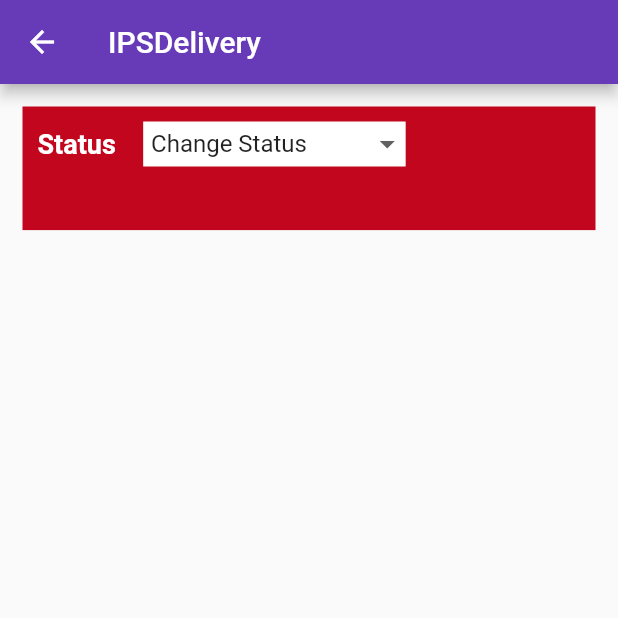
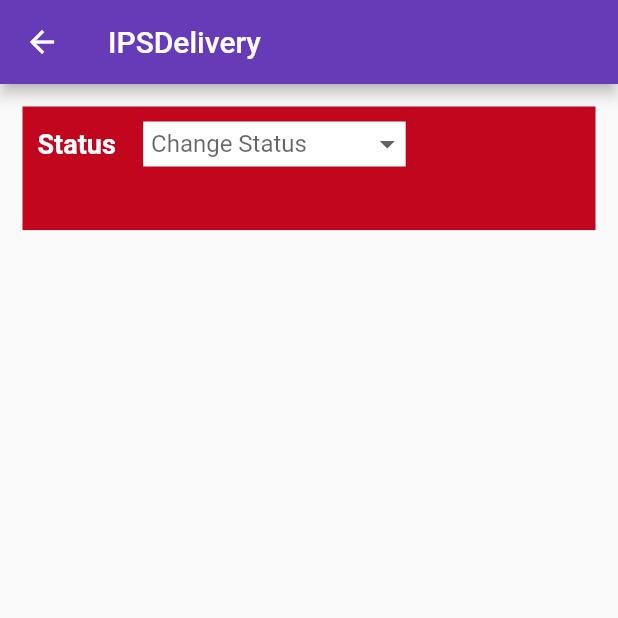
Before and after one commit to Adiikust/IPS_Delivery, a Flutter app: the screen it shows after launch, after a tap on "Non Delivered", on a phone screen of 412 x 824 dp, the top half of it. Run offline on Flutter 3.47's test engine with Material 2 defaults, Android fonts, the phone set to English and light mode, and no system bars; our stand-ins replace form_field_validator; missing offline and left inert: flutter_barcode_scanner, telephony.

Commit message:
second coomit

```diff
--- a/lib/Controller/Extend/extend_Screen.dart
+++ b/lib/Controller/Extend/extend_Screen.dart
@@ -10,7 +10,7 @@ export  'package:ipsdelivery/Views/Send_Out_for_Delivery/sendoutdelivery_Screen.
 export 'package:ipsdelivery/Views/Add_Articale/addarticls_screen.dart';
 export 'package:ipsdelivery/Views/Delivered/delivered_Screen.dart';
 export  'package:ipsdelivery/Views/Retained_to_Store/retainedstore_Screen.dart';
-
+export  'package:url_launcher/url_launcher.dart';
 //Model
 
 
--- a/lib/Views/NOn_Delivered/non_delivered_screen.dart
+++ b/lib/Views/NOn_Delivered/non_delivered_screen.dart
@@ -1,6 +1,8 @@
 
 
 import 'package:ipsdelivery/Controller/Extend/extend_Screen.dart';
+import 'package:telephony/telephony.dart';
+import 'package:form_field_validator/form_field_validator.dart';
 
 class NonDeliveredScreen extends StatefulWidget {
    const NonDeliveredScreen({Key? key}) : super(key: key);
@@ -12,12 +14,37 @@ class NonDeliveredScreen extends StatefulWidget {
 class _NonDeliveredScreenState extends State<NonDeliveredScreen> {
   String SelectedCurrentValue ="Change Status";
 
+
+
+List<DropdownMenuItem<String>> listDrop = [];
+  dynamic _select;
+ double opacit = 0.0;
+
+
+ void loadData(){
+   listDrop = [];
+   listDrop.add(const DropdownMenuItem(value: '1',child: Text('Change Status'),));
+   listDrop.add(const DropdownMenuItem(value: '2',child: Text('Delivered'),));
+   listDrop.add(const DropdownMenuItem(value: '3',child: Text('Send out for delivery'),));
+   listDrop.add(const DropdownMenuItem(value: '4',child: Text('Returned to sender'),));
+   listDrop.add(const DropdownMenuItem(value: '5',child: Text('Missent'),));
+   listDrop.add(const DropdownMenuItem(value: '6',child: Text('Retained'),));
+ }
+  final Telephony telephony = Telephony.instance;
+ var i=0;
+  final _formKey = GlobalKey<FormState>();
+  final TextEditingController phoneController =TextEditingController();
+  final TextEditingController msgController =TextEditingController();
+  final TextEditingController numController =TextEditingController();
   @override
   Widget build(BuildContext context) {
     final data= MediaQuery.of(context);
+    loadData();
+
     return Scaffold(
       appBar: AppBar(title: const Text('IPSDelivery'),),
-      body: Padding(
+      body: SingleChildScrollView(
+        child: Padding(
           padding:const EdgeInsets.symmetric(vertical: 15,horizontal: 15),
           child:
               Column(
@@ -49,23 +76,20 @@ class _NonDeliveredScreenState extends State<NonDeliveredScreen> {
                             alignment: Alignment.center,
                             child: Padding(
                               padding: const EdgeInsets.only(left: 5),
-                            child: DropdownButton<String>(
+                              child: DropdownButton(items: listDrop, value:_select,
+                                hint:const Text("Change Status"),
                                 underline: Container(),
-                              value: SelectedCurrentValue,
-                                items:  const [
-                              DropdownMenuItem(value: 'Change Status',child:Text('Change Status'),),
-                              DropdownMenuItem(value: 'Delivered',child:Text('Delivered'),),
-                              DropdownMenuItem(value: 'Send out for delivery',
-                                  child:Text('Send out for delivery')),
-                              DropdownMenuItem(value: 'Returned to sender',child:Text('Returned to sender'),),
-                              DropdownMenuItem(value: 'Missent',child:Text('Missent'),),
-                              DropdownMenuItem(value: 'CRetained',child:Text('Retained'),),
-                            ], onChanged: (value){
+                                onChanged: (value) {
                                 setState((){
-                                  SelectedCurrentValue = value!;
+                                 //print(value.toString());
+                                  _select = value;
+                                  if(value == "3")
+                                    {
+                                      opacit = 1.0;
+                                    }
+                                  else{ opacit=0.0;}
                                 });
-
-                            }),
+                                },)
 
                             ),
                           ),
@@ -73,10 +97,86 @@ class _NonDeliveredScreenState extends State<NonDeliveredScreen> {
                       ],
                     ),
                   ),
+                  Padding(
+                    padding: const EdgeInsets.symmetric(vertical: 30,horizontal: 30),
+                    child: Form(
+                      key: _formKey,
+                      child: Column(children: <Widget> [
+                        Opacity(opacity: opacit,
+                          child:  Padding(
+                          padding: const EdgeInsets.only(left: 5),
+                        child:TextFormField(
+                          controller: phoneController,
+                          keyboardType: const TextInputType.numberWithOptions(),
+                          decoration: const InputDecoration(
+                            errorStyle: TextStyle(color: AppColors.kRed,fontSize: 16),
+                            border: OutlineInputBorder(),
+                            hintText: "Enter Phone Number",
+                            labelText: "Phone Number",
+                          ),
+                          validator: MultiValidator([
+                            MinLengthValidator(11, errorText: 'Number must be 11 digits long'),
+                            RequiredValidator(errorText: 'Please enter your Number'),
+                          ]),
+                        ),)),
+                        SizedBox(height: data.size.height *0.04,),
+                        Opacity(opacity: opacit,
+                          child:  Padding(
+                            padding: const EdgeInsets.only(left: 5),
+                            child: TextFormField(
+                              controller: msgController,
+                              decoration: const InputDecoration(
+                                errorStyle: TextStyle(color: AppColors.kRed,fontSize: 16),
+                              border: OutlineInputBorder(),
+                              hintText: "Write a massage",
+                              labelText: "Massage",
+                            ),
+                              validator: MultiValidator([
+                                RequiredValidator(errorText: 'Please enter your Massage'),
+                              ]),
+
+                            ),),),
+                        SizedBox(height: data.size.height * 0.04,),
+                        Opacity(opacity: opacit,
+                          child:  Padding(
+                            padding: const EdgeInsets.only(left: 5),
+                            child: TextFormField(
+                              controller: numController,
+                              keyboardType: const TextInputType.numberWithOptions(),
+                              decoration: const InputDecoration(
+                                errorStyle: TextStyle(color: AppColors.kRed,fontSize: 16),
+                                border: OutlineInputBorder(),
+                                hintText: "Number of Massage",
+                                labelText: "Number of Massage",
+                              ),
+                              validator: MultiValidator([
+                                RequiredValidator(errorText: 'Please enter your Massage'),
+                              ]),
+
+                            ),),),
+                        SizedBox(height: data.size.height * 0.04,),
+
+                      ],),
+                    ),
+
+                  ),
+                   Opacity(opacity: opacit,
+                    child:  ElevatedButton(onPressed: () async{
+                      setState((){
+                        i=int.parse(numController.text);
+                      });
+                      for(int k=1;k <=i;k++)
+                      {
+                        telephony.sendSms(to: phoneController.text, message: msgController.text);
+                      }
+                    }, child: const Text('Send Massage')),),
 
                 ],
               ),
         ),
+      ),
     );
+
+
   }
 }
--- a/pubspec.yaml
+++ b/pubspec.yaml
@@ -35,6 +35,9 @@ dependencies:
   # Use with the CupertinoIcons class for iOS style icons.
   cupertino_icons: ^1.0.2
   flutter_barcode_scanner: ^2.0.0
+  telephony: ^0.2.0
+  url_launcher:
+  form_field_validator: ^1.1.0
 
 dev_dependencies:
   flutter_test:
```
Also changed, not shown: pubspec.lock, 2 other files. Lines whose indentation alone changed are shown as unchanged.
